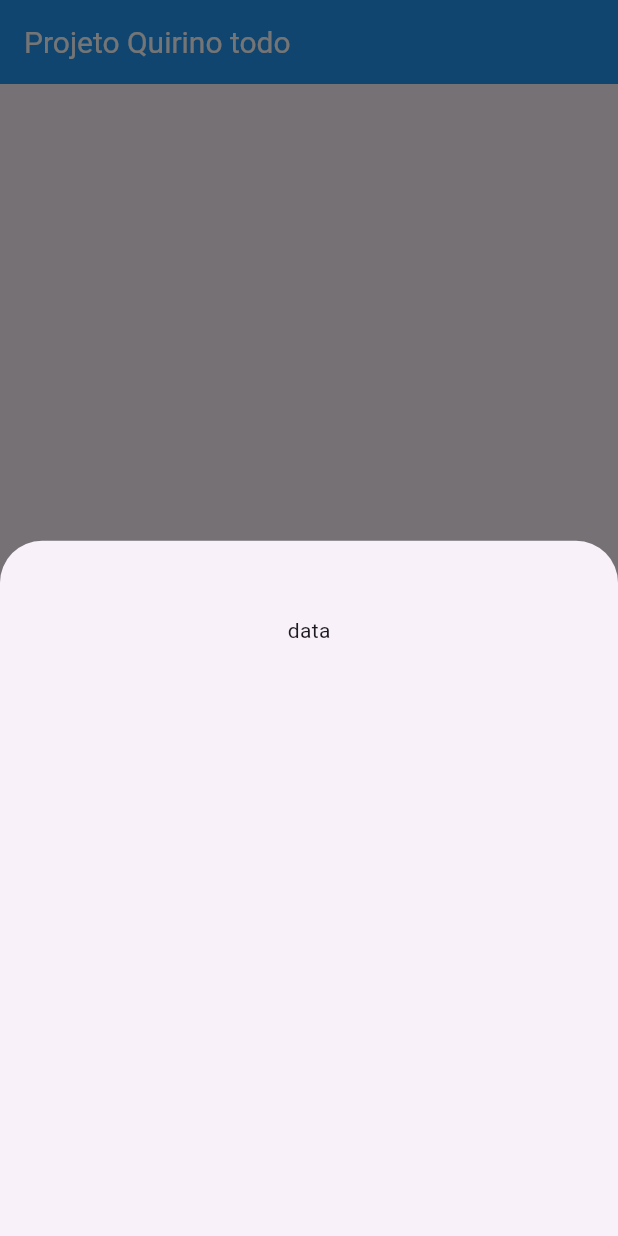
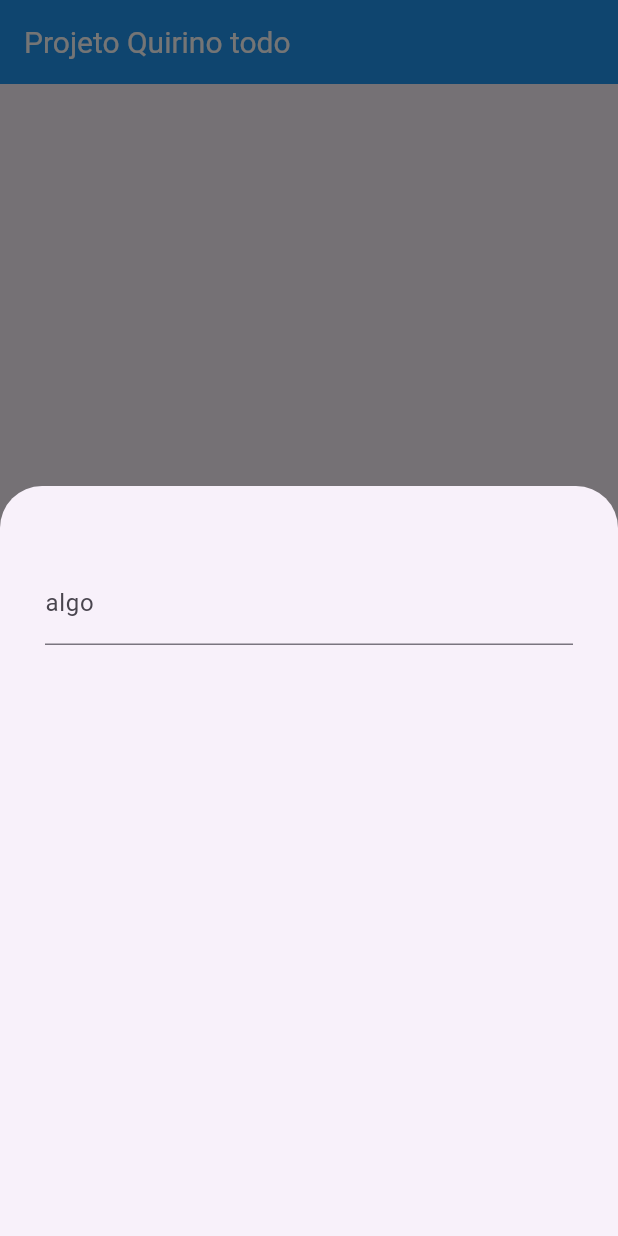
Before and after one commit to LeandroPoletti/ProjetoQuirino-2025, a Flutter app: the screen it shows after launch, after a tap on the "add" icon, on a phone screen of 412 x 824 dp. Run offline on Flutter 3.47's test engine with Material 3 defaults, Android fonts, the phone set to English and light mode, and no system bars.

Commit message:
Adicionado componente text input

```diff
--- a/lib/main.dart
+++ b/lib/main.dart
@@ -1,4 +1,5 @@
 import 'package:flutter/material.dart';
+import 'package:projeto_quirino/textInput.dart';
 
 void main() {
   runApp(const MyApp());
@@ -45,18 +46,17 @@ class ListaTodo extends StatelessWidget {
         onPressed: () {
           showModalBottomSheet(
               context: context,
+              isScrollControlled: true,
               builder: (b) {
-                return SizedBox.expand(
-                  child: Container(
+                return  Container(
+                  height: 500,
                     decoration:
                         BoxDecoration(borderRadius: BorderRadius.circular(12)),
-                    padding: EdgeInsets.only(top: 50),
+                    padding: EdgeInsets.only(top: 50, left: 30, right: 30),
                     child: Column(
-
-                      children: [Text("data")],
+                      children: [textInput(updateFunction: (s) {},textLabel: "algo")],
                     ),
-                  ),
-                );
+                  );
               });
         },
         backgroundColor: Colors.blue,
--- /dev/null
+++ b/lib/textInput.dart
@@ -0,0 +1,27 @@
+import 'package:flutter/cupertino.dart';
+import 'package:flutter/material.dart';
+
+class textInput extends StatefulWidget {
+  final void Function(String) updateFunction;
+  final String textLabel;
+
+  const textInput(
+      {super.key, required this.updateFunction, required this.textLabel});
+
+  @override
+  State<StatefulWidget> createState() {
+    return _textInput();
+  }
+}
+
+class _textInput extends State<textInput> {
+  final textController = TextEditingController();
+
+  @override
+  Widget build(BuildContext context) {
+    return TextField(
+        decoration: InputDecoration(labelText: widget.textLabel),
+        controller: textController,
+        onChanged: widget.updateFunction);
+  }
+}
```
